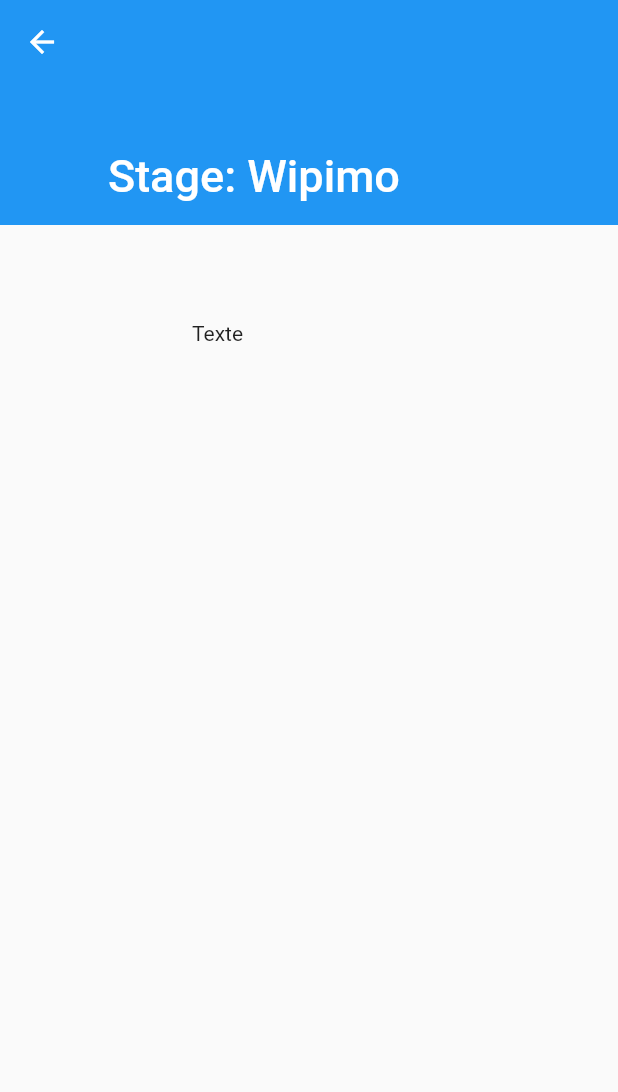
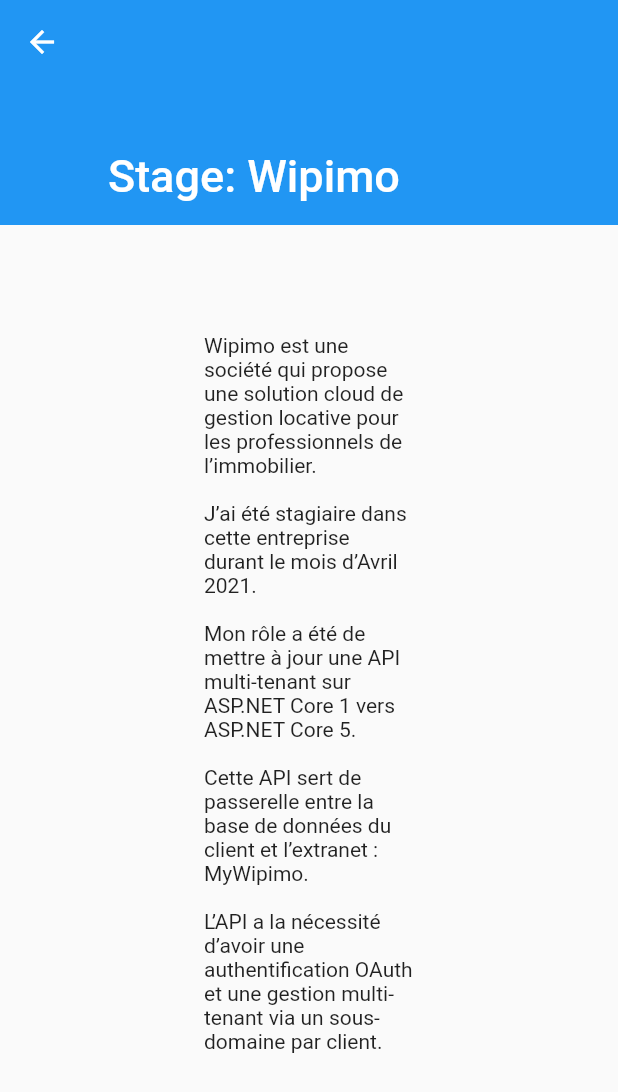
Before and after one commit to Mario359/portfolio, a Flutter app: the Traineeship screen opened by its route, on a phone screen of 412 x 824 dp. Shown: the top 1092 px of the screen. Run offline on Flutter 3.47's test engine with Material 2 defaults, Android fonts, the light colour scheme and no system bars; network calls fail.

Commit message:
Texte stage et widget paragraphe

```diff
--- a/lib/pages/traineeship.dart
+++ b/lib/pages/traineeship.dart
@@ -1,4 +1,5 @@
 import 'package:flutter/material.dart';
+import 'package:portfolio/widget/paragraph.dart';
 
 class Traineeship extends StatefulWidget {
   @override
@@ -22,8 +23,27 @@
               child: Padding(
                 padding: const EdgeInsets.fromLTRB(128.0, 64.0, 128.0, 128.0),
                 child: Container(
-                  child: Text("Texte"),
-                ),
+                    child: Column(
+                  children: [
+                    Paragraph(
+                      text:
+                          "Wipimo est une société qui propose une solution cloud de gestion locative pour les professionnels de l’immobilier.",
+                    ),
+                    Paragraph(
+                      text:
+                          "J’ai été stagiaire dans cette entreprise durant le mois d’Avril 2021.",
+                    ),
+                    Paragraph(
+                        text:
+                            "Mon rôle a été de mettre à jour une API multi-tenant sur ASP.NET Core 1 vers ASP.NET Core 5."),
+                    Paragraph(
+                        text:
+                            "Cette API sert de passerelle entre la base de données du client et l’extranet : MyWipimo."),
+                    Paragraph(
+                        text:
+                            "L’API a la nécessité d’avoir une authentification OAuth et une gestion multi-tenant via un sous-domaine par client.")
+                  ],
+                )),
               ),
             )
           ],
--- /dev/null
+++ b/lib/widget/paragraph.dart
@@ -0,0 +1,26 @@
+import 'package:flutter/material.dart';
+
+class Paragraph extends StatefulWidget {
+  Paragraph({Key key, this.text});
+
+  final String text;
+
+  @override
+  _ParagraphState createState() => _ParagraphState();
+}
+
+class _ParagraphState extends State<Paragraph> {
+  @override
+  Widget build(BuildContext context) {
+    return Align(
+      alignment: Alignment.centerLeft,
+      child: Padding(
+        padding: EdgeInsets.all(8.0),
+        child: Text(
+          widget.text,
+          textAlign: TextAlign.left,
+        ),
+      ),
+    );
+  }
+}
--- a/lib/widget/title_summary_item.dart
+++ b/lib/widget/title_summary_item.dart
@@ -14,9 +14,14 @@
   Widget build(BuildContext context) {
     return Text(
       widget.text,
-      style: TextStyle(fontSize: 32.0, fontWeight: FontWeight.bold, shadows: [
-        Shadow(offset: Offset(0.0, 0.0), blurRadius: 2.0, color: Colors.black)
-      ]),
+      style: TextStyle(
+          fontSize: 32.0,
+          fontWeight: FontWeight.bold,
+          color: Colors.white,
+          shadows: [
+            Shadow(
+                offset: Offset(0.0, 0.0), blurRadius: 2.0, color: Colors.black)
+          ]),
     );
   }
 }
```
